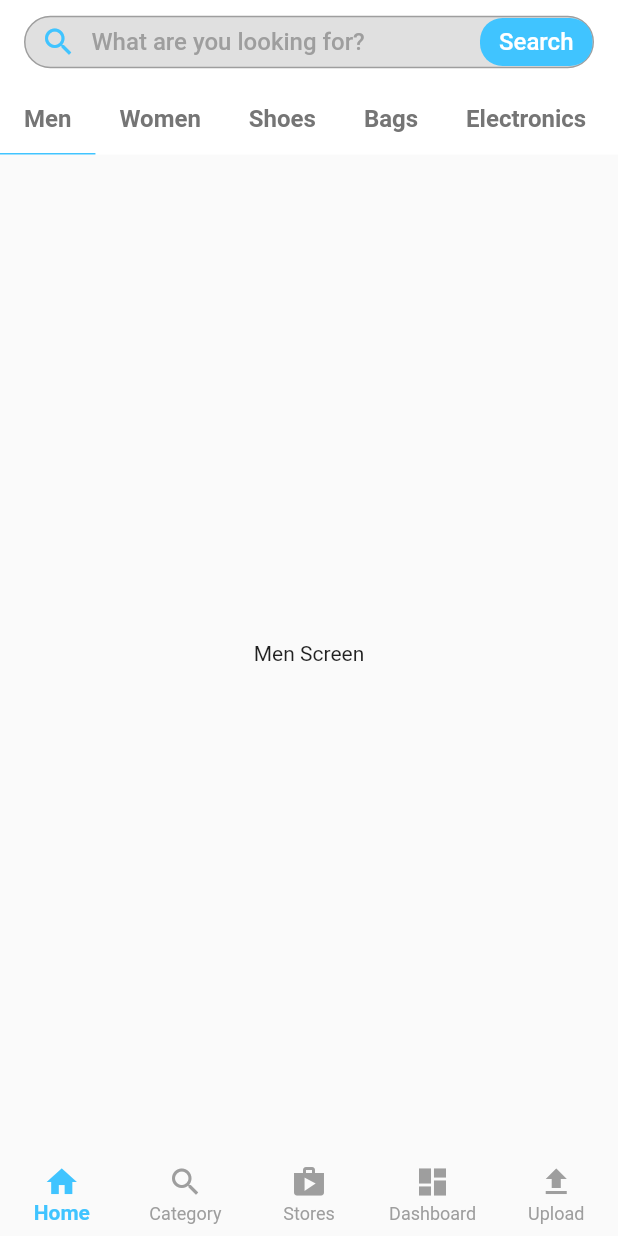
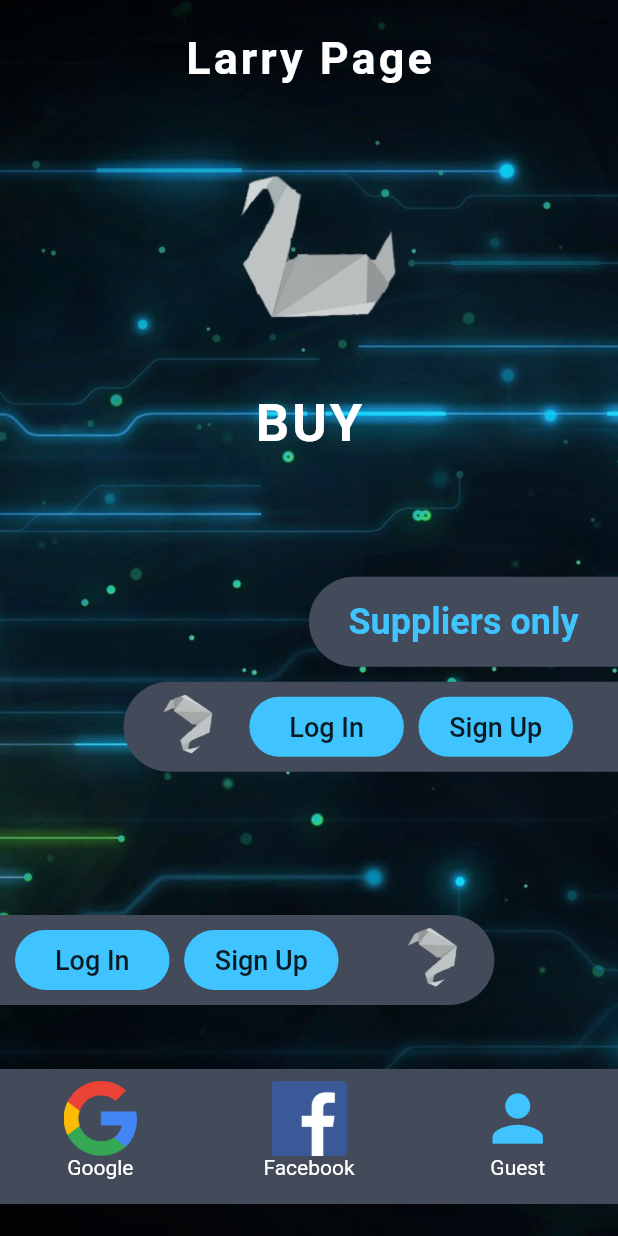
Before and after one commit to noufel-boulkroune/Multi-Store-App, a Flutter app: the screen it shows after launch, on a phone screen of 412 x 824 dp. Run offline on Flutter 3.47's test engine with Material 2 defaults, Android fonts, the phone set to English and light mode, and no system bars; drawn by our look-alikes of animated_text_kit.

Commit message:
Add welcome screen

```diff
--- a/lib/main.dart
+++ b/lib/main.dart
@@ -1,6 +1,7 @@
 import 'package:flutter/material.dart';
 import 'package:multi_store_app/screens/customer_home_screen.dart';
 import 'package:multi_store_app/screens/supplier_home_screen.dart';
+import 'package:multi_store_app/screens/welcome_screen.dart';
 
 void main() {
   runApp(const MyApp());
@@ -18,7 +19,7 @@ class MyApp extends StatelessWidget {
       theme: ThemeData(
         primarySwatch: Colors.blue,
       ),
-      home: const SupplierHomeScreen(),
+      home: const WelcomeScreen(),
     );
   }
 }
--- a/lib/screens/cart_screen.dart
+++ b/lib/screens/cart_screen.dart
@@ -1,6 +1,8 @@
 import 'package:flutter/material.dart';
 import 'package:multi_store_app/screens/customer_home_screen.dart';
 import 'package:multi_store_app/widgets/appbar_widget.dart';
+
+import '../widgets/blue_button.dart';
 
 class CartScreen extends StatefulWidget {
   const CartScreen({super.key});
@@ -75,16 +77,11 @@ class _CartScreenState extends State<CartScreen> {
                     color: Colors.lightBlueAccent),
               ),
             ),
-            Container(
-              height: 40,
-              width: MediaQuery.of(context).size.width * .4,
-              decoration: BoxDecoration(
-                  color: const Color(0xFFF2B705),
-                  borderRadius: BorderRadius.circular(25)),
-              child: MaterialButton(
-                onPressed: () {},
-                child: const Text("CHECK OUT"),
-              ),
+            BlueButton(
+              lable: 'CHECK OUT',
+              onPressed: () {},
+              width: .4,
+              color: Color(0xFFF2B705),
             )
           ],
         ),
--- /dev/null
+++ b/lib/screens/welcome_screen.dart
@@ -0,0 +1,301 @@
+import 'dart:math';
+
+import 'package:flutter/material.dart';
+
+import 'package:animated_text_kit/animated_text_kit.dart';
+
+import '/widgets/blue_button.dart';
+
+class WelcomeScreen extends StatefulWidget {
+  const WelcomeScreen({super.key});
+
+  @override
+  State<WelcomeScreen> createState() => _WelcomeScreenState();
+}
+
+class _WelcomeScreenState extends State<WelcomeScreen>
+    with SingleTickerProviderStateMixin {
+  late AnimationController _logoAnimationController;
+  @override
+  void initState() {
+    _logoAnimationController =
+        AnimationController(vsync: this, duration: const Duration(seconds: 3));
+    _logoAnimationController.repeat();
+    super.initState();
+  }
+
+  @override
+  void dispose() {
+    _logoAnimationController.dispose();
+    super.dispose();
+  }
+
+  @override
+  Widget build(BuildContext context) {
+    return Scaffold(
+      body: Container(
+        decoration: const BoxDecoration(
+          image: DecorationImage(
+              image: AssetImage(
+                "assets/images/inapp/bgimage.jpg",
+              ),
+              fit: BoxFit.cover),
+        ),
+        constraints: const BoxConstraints.expand(),
+        child: SafeArea(
+          child: Column(
+            mainAxisAlignment: MainAxisAlignment.spaceAround,
+            children: [
+              AnimatedTextKit(
+                isRepeatingAnimation: true,
+                repeatForever: true,
+                animatedTexts: [
+                  ColorizeAnimatedText(
+                    'Larry Page',
+                    textStyle: const TextStyle(
+                        color: Colors.white,
+                        fontSize: 30,
+                        fontWeight: FontWeight.bold,
+                        letterSpacing: 2),
+                    colors: [Colors.white, Colors.lightBlueAccent],
+                  ),
+                  ColorizeAnimatedText(
+                    'Duck Store',
+                    textStyle: const TextStyle(
+                        color: Colors.white,
+                        fontSize: 30,
+                        fontWeight: FontWeight.bold,
+                        letterSpacing: 2),
+                    colors: [Colors.white, Colors.lightBlueAccent],
+                  ),
+                ],
+              ),
+              const SizedBox(
+                height: 120,
+                width: 200,
+                child: Image(
+                  image: AssetImage("assets/images/inapp/logo.jpg"),
+                ),
+              ),
+              SizedBox(
+                height: 80,
+                child: DefaultTextStyle(
+                  style: TextStyle(
+                      color: Colors.white,
+                      fontSize: 35,
+                      fontWeight: FontWeight.bold,
+                      letterSpacing: 2),
+                  child: AnimatedTextKit(
+                    animatedTexts: [
+                      RotateAnimatedText('BUY'),
+                      RotateAnimatedText('SHOP'),
+                      RotateAnimatedText('DUCK STORE'),
+                    ],
+                    repeatForever: true,
+                  ),
+                ),
+              ),
+              Column(
+                crossAxisAlignment: CrossAxisAlignment.end,
+                children: [
+                  Container(
+                    alignment: Alignment.center,
+                    height: 60,
+                    width: MediaQuery.of(context).size.width * .5,
+                    decoration: const BoxDecoration(
+                      color: Color(0xFF434A59),
+                      borderRadius: BorderRadius.only(
+                          topLeft: Radius.circular(50),
+                          bottomLeft: Radius.circular(50)),
+                    ),
+                    child: const Padding(
+                      padding: EdgeInsets.all(10),
+                      child: Text(
+                        "Suppliers only",
+                        style: TextStyle(
+                            color: Colors.lightBlueAccent,
+                            fontSize: 24,
+                            fontWeight: FontWeight.w600),
+                      ),
+                    ),
+                  ),
+                  const SizedBox(
+                    height: 10,
+                  ),
+                  Row(
+                    mainAxisAlignment: MainAxisAlignment.end,
+                    children: [
+                      Container(
+                        height: 60,
+                        width: MediaQuery.of(context).size.width * .8,
+                        padding: const EdgeInsets.all(10),
+                        decoration: const BoxDecoration(
+                          color: Color(0xFF434A59),
+                          borderRadius: BorderRadius.only(
+                              topLeft: Radius.circular(50),
+                              bottomLeft: Radius.circular(50)),
+                        ),
+                        child: Row(
+                          mainAxisAlignment: MainAxisAlignment.spaceBetween,
+                          children: [
+                            AnimatedLogo(
+                                logoAnimationController:
+                                    _logoAnimationController),
+                            BlueButton(
+                              lable: "Log In",
+                              onPressed: () {},
+                              width: .25,
+                              color: Colors.lightBlueAccent,
+                            ),
+                            Padding(
+                              padding: const EdgeInsets.only(right: 20),
+                              child: BlueButton(
+                                lable: "Sign Up",
+                                onPressed: () {},
+                                width: .25,
+                                color: Colors.lightBlueAccent,
+                              ),
+                            )
+                          ],
+                        ),
+                      ),
+                    ],
+                  ),
+                ],
+              ),
+              const SizedBox(
+                height: 10,
+              ),
+              Row(
+                mainAxisAlignment: MainAxisAlignment.start,
+                children: [
+                  Container(
+                    height: 60,
+                    width: MediaQuery.of(context).size.width * .8,
+                    padding: const EdgeInsets.all(10),
+                    decoration: const BoxDecoration(
+                      color: Color(0xFF434A59),
+                      borderRadius: BorderRadius.only(
+                          topRight: Radius.circular(50),
+                          bottomRight: Radius.circular(50)),
+                    ),
+                    child: Row(
+                      mainAxisAlignment: MainAxisAlignment.spaceBetween,
+                      children: [
+                        BlueButton(
+                          lable: "Log In",
+                          onPressed: () {},
+                          width: .25,
+                          color: Colors.lightBlueAccent,
+                        ),
+                        Padding(
+                          padding: const EdgeInsets.only(right: 20),
+                          child: BlueButton(
+                            lable: "Sign Up",
+                            onPressed: () {},
+                            width: .25,
+                            color: Colors.lightBlueAccent,
+                          ),
+                        ),
+                        AnimatedLogo(
+                            logoAnimationController: _logoAnimationController),
+                      ],
+                    ),
+                  ),
+                ],
+              ),
+              Container(
+                height: 90,
+                decoration: const BoxDecoration(color: Color(0xFF434A59)),
+                child: Row(
+                  mainAxisAlignment: MainAxisAlignment.spaceAround,
+                  children: [
+                    GoogleFacebookLogIn(
+                      image: const Image(
+                          image: AssetImage("assets/images/inapp/google.jpg")),
+                      lable: 'Google',
+                      onPressed: () {},
+                    ),
+                    GoogleFacebookLogIn(
+                      image: const Image(
+                          image:
+                              AssetImage("assets/images/inapp/facebook.jpg")),
+                      lable: 'Facebook',
+                      onPressed: () {},
+                    ),
+                    GoogleFacebookLogIn(
+                      image: const Icon(
+                        Icons.person,
+                        size: 50,
+                        color: Colors.lightBlueAccent,
+                      ),
+                      lable: 'Guest',
+                      onPressed: () {},
+                    ),
+                  ],
+                ),
+              )
+            ],
+          ),
+        ),
+      ),
+    );
+  }
+}
+
+class AnimatedLogo extends StatelessWidget {
+  const AnimatedLogo({
+    Key? key,
+    required AnimationController logoAnimationController,
+  })  : _logoAnimationController = logoAnimationController,
+        super(key: key);
+
+  final AnimationController _logoAnimationController;
+
+  @override
+  Widget build(BuildContext context) {
+    return AnimatedBuilder(
+      animation: _logoAnimationController.view,
+      builder: (context, child) {
+        return Transform.rotate(
+          angle: _logoAnimationController.value * 2 * pi,
+          child: child,
+        );
+      },
+      child: const Image(image: AssetImage("assets/images/inapp/logo.jpg")),
+    );
+  }
+}
+
+class GoogleFacebookLogIn extends StatelessWidget {
+  final String lable;
+  final Function onPressed;
+  final Widget image;
+  const GoogleFacebookLogIn({
+    Key? key,
+    required this.lable,
+    required this.onPressed,
+    required this.image,
+  }) : super(key: key);
+
+  @override
+  Widget build(BuildContext context) {
+    return Padding(
+      padding: const EdgeInsets.symmetric(vertical: 8),
+      child: InkWell(
+        onTap: () {
+          onPressed;
+        },
+        child: Column(
+          children: [
+            SizedBox(height: 50, width: 50, child: image),
+            Text(
+              lable,
+              style: const TextStyle(color: Colors.white),
+            )
+          ],
+        ),
+      ),
+    );
+  }
+}
--- /dev/null
+++ b/lib/widgets/blue_button.dart
@@ -0,0 +1,35 @@
+import 'package:flutter/material.dart';
+
+class BlueButton extends StatelessWidget {
+  final String lable;
+  final Function onPressed;
+  final double width;
+  final Color color;
+
+  const BlueButton({
+    Key? key,
+    required this.lable,
+    required this.onPressed,
+    required this.width,
+    required this.color,
+  }) : super(key: key);
+
+  @override
+  Widget build(BuildContext context) {
+    return Container(
+      height: 40,
+      width: MediaQuery.of(context).size.width * width,
+      decoration:
+          BoxDecoration(color: color, borderRadius: BorderRadius.circular(25)),
+      child: MaterialButton(
+        onPressed: () {
+          onPressed();
+        },
+        child: Text(
+          lable,
+          style: TextStyle(fontSize: 18),
+        ),
+      ),
+    );
+  }
+}
--- a/pubspec.yaml
+++ b/pubspec.yaml
@@ -47,6 +47,7 @@ dev_dependencies:
   # package. See that file for information about deactivating specific lint
   # rules and activating additional ones.
   flutter_lints: ^2.0.0
+  animated_text_kit: ^4.2.2
 
 # For information on the generic Dart part of this file, see the
 # following page: https://dart.dev/tools/pub/pubspec
```
